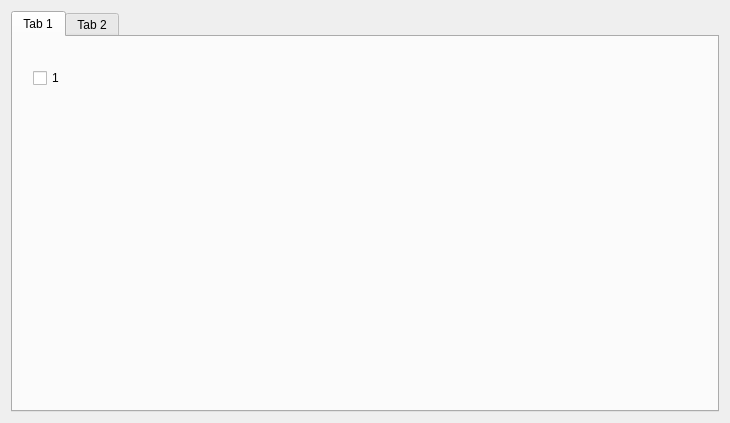
JackLovel/gdq_EditDemo, file configdialog.ui: the form before one commit.
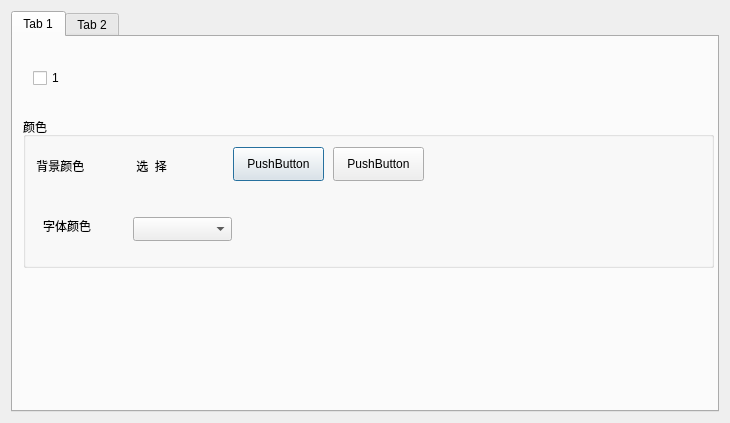
The form after the commit.

```diff
--- a/configdialog.ui
+++ b/configdialog.ui
@@ -36,6 +36,94 @@
         <string>1</string>
        </property>
       </widget>
+      <widget class="QGroupBox" name="groupBox">
+       <property name="geometry">
+        <rect>
+         <x>10</x>
+         <y>80</y>
+         <width>691</width>
+         <height>151</height>
+        </rect>
+       </property>
+       <property name="title">
+        <string>颜色</string>
+       </property>
+       <widget class="QComboBox" name="comboFont">
+        <property name="geometry">
+         <rect>
+          <x>110</x>
+          <y>100</y>
+          <width>99</width>
+          <height>24</height>
+         </rect>
+        </property>
+       </widget>
+       <widget class="QLabel" name="label">
+        <property name="geometry">
+         <rect>
+          <x>20</x>
+          <y>100</y>
+          <width>81</width>
+          <height>18</height>
+         </rect>
+        </property>
+        <property name="text">
+         <string>字体颜色</string>
+        </property>
+       </widget>
+       <widget class="QLabel" name="label_2">
+        <property name="geometry">
+         <rect>
+          <x>10</x>
+          <y>40</y>
+          <width>81</width>
+          <height>18</height>
+         </rect>
+        </property>
+        <property name="text">
+         <string> 背景颜色</string>
+        </property>
+       </widget>
+       <widget class="QPushButton" name="btn1">
+        <property name="geometry">
+         <rect>
+          <x>210</x>
+          <y>30</y>
+          <width>91</width>
+          <height>34</height>
+         </rect>
+        </property>
+        <property name="text">
+         <string>PushButton</string>
+        </property>
+       </widget>
+       <widget class="QPushButton" name="btn2">
+        <property name="geometry">
+         <rect>
+          <x>310</x>
+          <y>30</y>
+          <width>91</width>
+          <height>34</height>
+         </rect>
+        </property>
+        <property name="text">
+         <string>PushButton</string>
+        </property>
+       </widget>
+       <widget class="QLabel" name="labelDisplay">
+        <property name="geometry">
+         <rect>
+          <x>110</x>
+          <y>40</y>
+          <width>81</width>
+          <height>18</height>
+         </rect>
+        </property>
+        <property name="text">
+         <string> 选  择</string>
+        </property>
+       </widget>
+      </widget>
      </widget>
      <widget class="QWidget" name="tab_2">
       <attribute name="title">
```
